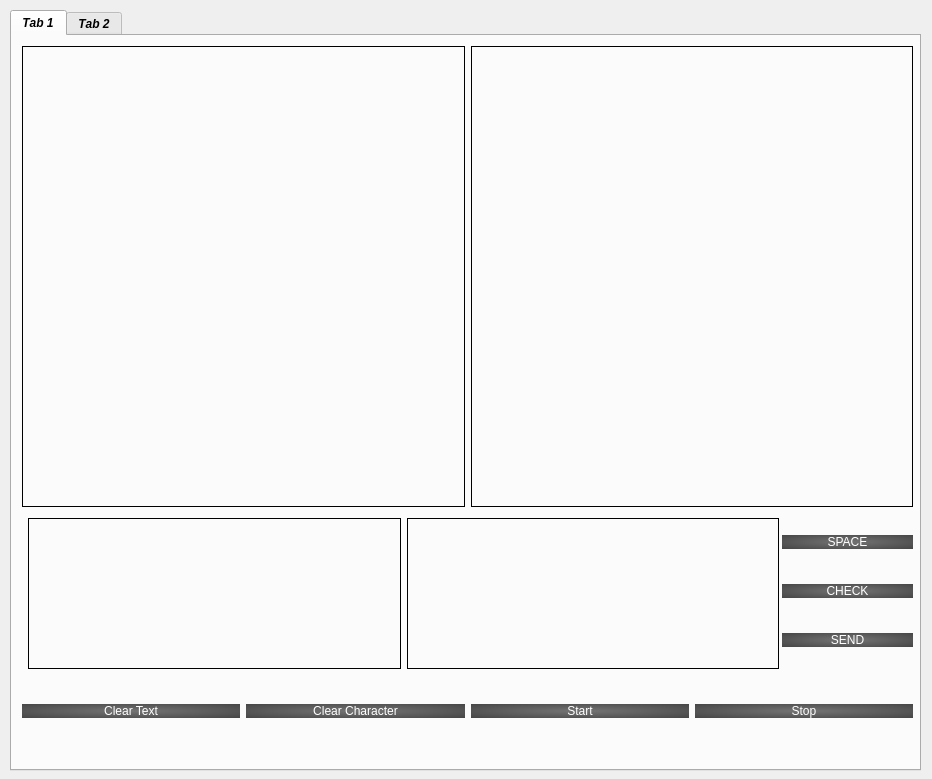
phanlequangthao/nhatKHKT, file main.ui: the form before one commit.
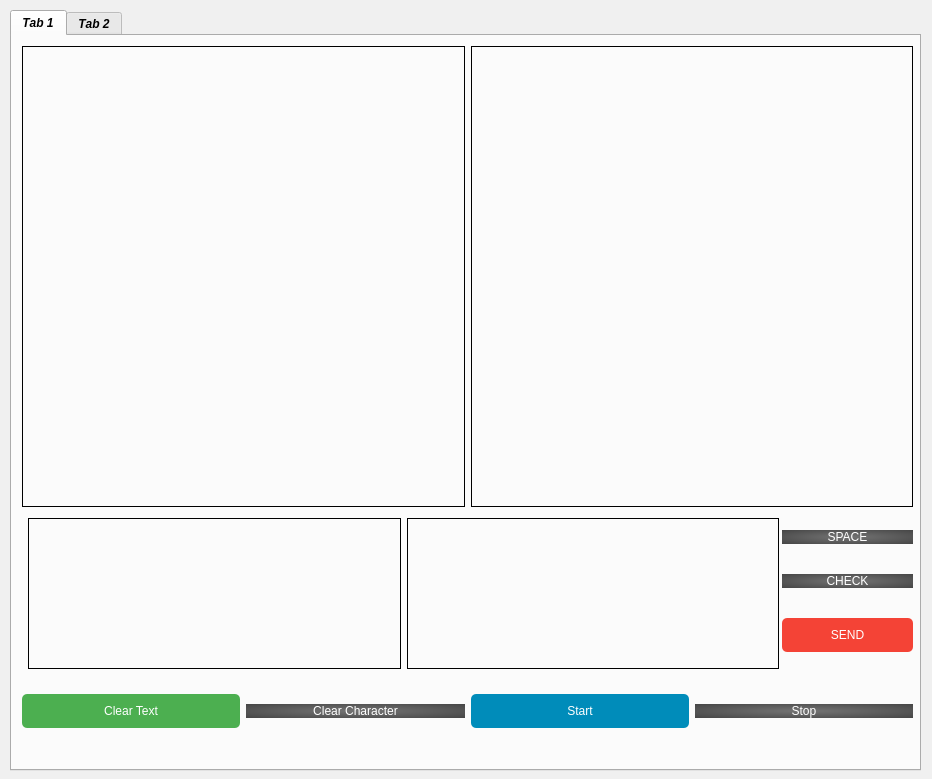
The form after the commit.

The edit to the form file:
```diff
--- a/main.ui
+++ b/main.ui
@@ -20,7 +20,9 @@
    <string>MainWindow</string>
   </property>
   <property name="styleSheet">
-   <string notr="true"/>
+   <string notr="true">QMainWindow {
+       background-color: #f0f0f0; /* Thay đổi màu nền cho MainWindow */
+   }</string>
   </property>
   <property name="animated">
    <bool>true</bool>
@@ -37,6 +39,7 @@
     </property>
     <property name="font">
      <font>
+      <weight>75</weight>
       <italic>true</italic>
       <bold>true</bold>
       <underline>false</underline>
@@ -89,11 +92,12 @@
         <widget class="QPushButton" name="clear">
          <property name="styleSheet">
           <string notr="true">QPushButton {
-                              background-color: qradialgradient(cx: 0.5, cy: 0.5, radius: 1, fx: 0.5, fy: 0.5, stop: 0 rgba(116, 116, 116), stop: 1 rgba(50, 50, 50));
-                              border: 15px;
-                              color: rgb(255, 255, 255);
-                              font: 20pt &quot;Segoe MDL2 Assets&quot;;
-                              border-radius: 10px;
+                              background-color: #4CAF50; /* Màu xanh lá cây */
+                              border: none;
+                              color: white;
+                              font: 16px &quot;Segoe UI&quot;;
+                              border-radius: 5px;
+                              padding: 10px 20px; /* Thêm padding */
                           }
                           QPushButton:pressed {
                               background-color: qradialgradient(cx: 0.5, cy: 0.5, radius: 1, fx: 0.5, fy: 0.5, stop: 0 rgba(50, 50, 50), stop: 1 rgba(116, 116, 116));
@@ -133,11 +137,12 @@
          </property>
          <property name="styleSheet">
           <string notr="true">QPushButton {
-                              background-color: qradialgradient(cx: 0.5, cy: 0.5, radius: 1, fx: 0.5, fy: 0.5, stop: 0 rgba(116, 116, 116), stop: 1 rgba(50, 50, 50));
-                              border: 15px;
-                              color: rgb(255, 255, 255);
-                              font: 20pt &quot;Segoe MDL2 Assets&quot;;
-                              border-radius: 10px;
+                              background-color: #008CBA; /* Màu xanh dương */
+                              border: none;
+                              color: white;
+                              font: 16px &quot;Segoe UI&quot;;
+                              border-radius: 5px;
+                              padding: 10px 20px; /* Thêm padding */
                           }
                           QPushButton:pressed {
                               background-color: qradialgradient(cx: 0.5, cy: 0.5, radius: 1, fx: 0.5, fy: 0.5, stop: 0 rgba(50, 50, 50), stop: 1 rgba(116, 116, 116));
@@ -331,11 +336,12 @@
         <widget class="QPushButton" name="send">
          <property name="styleSheet">
           <string notr="true">QPushButton {
-                              background-color: qradialgradient(cx: 0.5, cy: 0.5, radius: 1, fx: 0.5, fy: 0.5, stop: 0 rgba(116, 116, 116), stop: 1 rgba(50, 50, 50));
-                              border: 15px;
-                              color: rgb(255, 255, 255);
-                              font: 20pt &quot;Segoe MDL2 Assets&quot;;
-                              border-radius: 10px;
+                              background-color: #f44336; /* Màu đỏ */
+                              border: none;
+                              color: white;
+                              font: 16px &quot;Segoe UI&quot;;
+                              border-radius: 5px;
+                              padding: 10px 20px; /* Thêm padding */
                           }
                           QPushButton:pressed {
                               background-color: qradialgradient(cx: 0.5, cy: 0.5, radius: 1, fx: 0.5, fy: 0.5, stop: 0 rgba(50, 50, 50), stop: 1 rgba(116, 116, 116));
```
Left out of the diff: 8 changed lines with no effect on the pictures.
